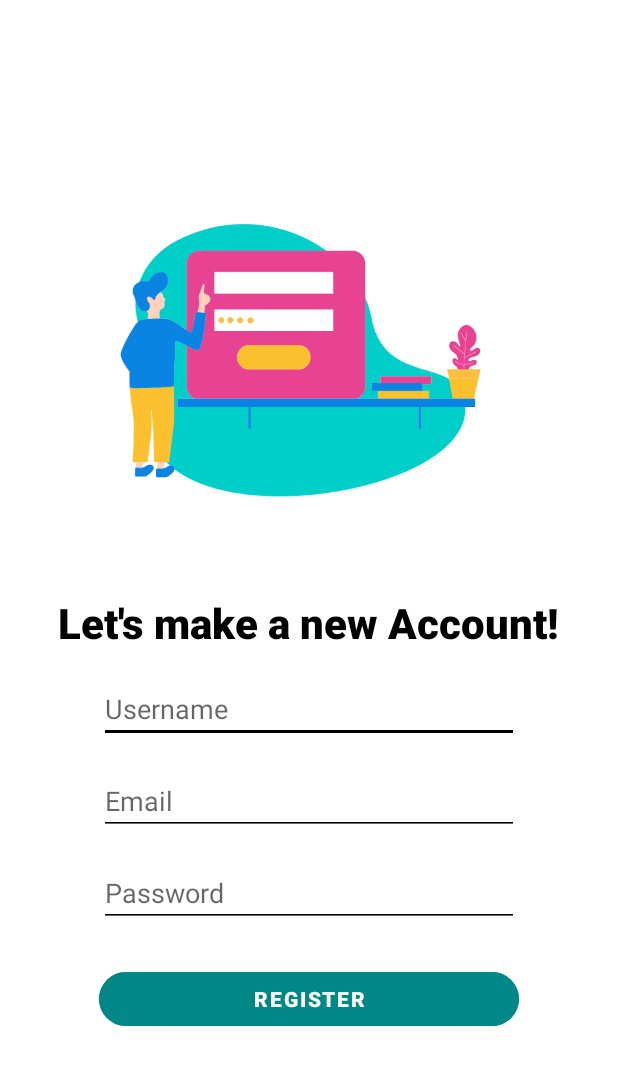
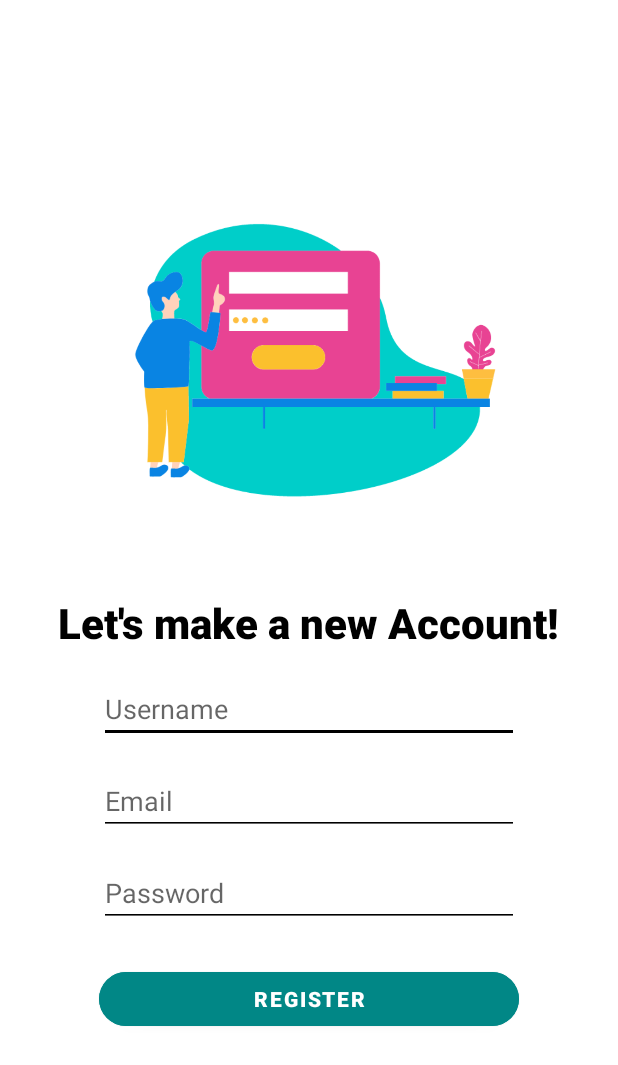
Before and after one commit to tsukifell/Dicory, an Android app: the RegisterActivity screen opened directly, with no data from a screen before it, on a phone screen of 412 x 824 dp. Shown: the top 1065 px of the screen. Run offline under Robolectric (Android 15) with nearby library versions, the phone set to English and light mode, and no system bars; network calls fail.

Commit message:
Giving animation to activity

```diff
--- a/app/src/main/java/com/cepotdev/dicory/ui/activity/RegisterActivity.kt
+++ b/app/src/main/java/com/cepotdev/dicory/ui/activity/RegisterActivity.kt
@@ -1,5 +1,7 @@
 package com.cepotdev.dicory.ui.activity
 
+import android.animation.AnimatorSet
+import android.animation.ObjectAnimator
 import android.content.Intent
 import androidx.appcompat.app.AppCompatActivity
 import android.os.Bundle
@@ -23,6 +25,8 @@ class RegisterActivity : AppCompatActivity() {
         setContentView(binding.root)
 
         supportActionBar?.hide()
+
+        playAnimation()
 
         val viewModelFactory = ViewModelFactory(this.applicationContext)
         val authViewModel =
@@ -73,4 +77,29 @@ class RegisterActivity : AppCompatActivity() {
     private fun showLoading(isLoading: Boolean) {
         binding.pbLoading.visibility = if (isLoading) View.VISIBLE else View.GONE
     }
+
+    private fun playAnimation() {
+        ObjectAnimator.ofFloat(binding.ivRegister, View.TRANSLATION_X, -30f, 30f).apply {
+            duration = 4000
+            repeatCount = ObjectAnimator.INFINITE
+            repeatMode = ObjectAnimator.REVERSE
+        }.start()
+
+        val title = ObjectAnimator.ofFloat(binding.tvRegister, View.ALPHA, 1f).setDuration(500)
+        val name = ObjectAnimator.ofFloat(binding.tfRegisterName, View.ALPHA, 1f).setDuration(500)
+        val email = ObjectAnimator.ofFloat(binding.tfRegisterEmail, View.ALPHA, 1f).setDuration(500)
+        val password =
+            ObjectAnimator.ofFloat(binding.etRegisterPassword, View.ALPHA, 1f).setDuration(500)
+        val btnRegister =
+            ObjectAnimator.ofFloat(binding.btnRegister, View.ALPHA, 1f).setDuration(500)
+
+        val playIt = AnimatorSet().apply {
+            playTogether(name, email, password)
+        }
+
+        AnimatorSet().apply {
+            playSequentially(title, playIt, btnRegister)
+            start()
+        }
+    }
 }
--- a/app/src/main/res/layout/activity_detail.xml
+++ b/app/src/main/res/layout/activity_detail.xml
@@ -14,7 +14,8 @@
         <ImageView
             android:id="@+id/iv_detail_stories"
             android:layout_width="350dp"
-            android:layout_height="200dp" />
+            android:layout_height="200dp"
+            android:contentDescription="@string/detail_image_stories" />
 
         <TextView
             android:id="@+id/tv_detail_name"
@@ -22,6 +23,7 @@
             android:layout_height="wrap_content"
             android:layout_below="@id/iv_detail_stories"
             android:layout_marginTop="16dp"
+            android:layout_marginStart="12dp"
             android:fontFamily="sans-serif-black"
             android:textSize="24sp" />
 
@@ -29,6 +31,7 @@
             android:id="@+id/tv_detail_description"
             android:layout_width="wrap_content"
             android:layout_height="wrap_content"
+            android:layout_marginStart="12dp"
             android:layout_below="@id/tv_detail_name" />
 
     </RelativeLayout>
--- a/app/src/main/res/layout/activity_login.xml
+++ b/app/src/main/res/layout/activity_login.xml
@@ -25,6 +25,7 @@
             android:layout_height="wrap_content"
             android:layout_below="@id/iv_login"
             android:layout_centerInParent="true"
+            android:alpha="0"
             android:fontFamily="sans-serif-black"
             android:text="@string/login_greet"
             android:textColor="@color/black"
@@ -38,6 +39,7 @@
             android:layout_below="@id/tv_login"
             android:layout_centerInParent="true"
             android:layout_marginTop="16dp"
+            android:alpha="0"
             android:backgroundTint="@color/black"
             android:hint="@string/email" />
 
@@ -48,6 +50,7 @@
             android:layout_below="@id/tf_login_email"
             android:layout_centerInParent="true"
             android:layout_marginTop="16dp"
+            android:alpha="0"
             android:backgroundTint="@color/black"
             android:hint="@string/password" />
 
@@ -58,6 +61,7 @@
             android:layout_below="@id/et_login_password"
             android:layout_centerInParent="true"
             android:layout_marginTop="24dp"
+            android:alpha="0"
             android:backgroundTint="@color/teal_700"
             android:text="@string/sign_in"
             android:textStyle="bold"
--- a/app/src/main/res/layout/activity_register.xml
+++ b/app/src/main/res/layout/activity_register.xml
@@ -25,6 +25,7 @@
             android:layout_height="wrap_content"
             android:layout_below="@id/iv_register"
             android:layout_centerInParent="true"
+            android:alpha="0"
             android:fontFamily="sans-serif-black"
             android:text="@string/make_account"
             android:textColor="@color/black"
@@ -45,6 +46,7 @@
             android:layout_below="@id/tv_register"
             android:layout_centerInParent="true"
             android:layout_marginTop="16dp"
+            android:alpha="0"
             android:backgroundTint="@color/black"
             android:hint="@string/username" />
 
@@ -55,6 +57,7 @@
             android:layout_below="@id/tf_register_name"
             android:layout_centerInParent="true"
             android:layout_marginTop="16dp"
+            android:alpha="0"
             android:backgroundTint="@color/black"
             android:hint="@string/email" />
 
@@ -65,6 +68,7 @@
             android:layout_below="@id/tf_register_email"
             android:layout_centerInParent="true"
             android:layout_marginTop="16dp"
+            android:alpha="0"
             android:backgroundTint="@color/black"
             android:hint="@string/password" />
 
@@ -75,6 +79,7 @@
             android:layout_below="@id/et_register_password"
             android:layout_centerInParent="true"
             android:layout_marginTop="24dp"
+            android:alpha="0"
             android:backgroundTint="@color/teal_700"
             android:text="@string/register"
             android:textStyle="bold"
--- a/app/src/main/res/layout/activity_welcome.xml
+++ b/app/src/main/res/layout/activity_welcome.xml
@@ -25,6 +25,7 @@
             android:layout_height="wrap_content"
             android:layout_below="@id/iv_communication"
             android:layout_centerInParent="true"
+            android:alpha="0"
             android:fontFamily="sans-serif-black"
             android:text="@string/dicory_greet"
             android:textColor="@color/black"
@@ -37,6 +38,7 @@
             android:layout_height="wrap_content"
             android:layout_below="@id/tv_dicory"
             android:layout_centerInParent="true"
+            android:alpha="0"
             android:text="@string/welcome_desc"
             android:textAlignment="center"
             android:textColor="@color/black"
@@ -49,6 +51,7 @@
             android:layout_below="@id/tv_welcome_desc"
             android:layout_centerInParent="true"
             android:layout_marginTop="24dp"
+            android:alpha="0"
             android:backgroundTint="@color/teal_700"
             android:text="@string/sign_in"
             android:textStyle="bold"
@@ -60,6 +63,7 @@
             android:layout_height="wrap_content"
             android:layout_below="@id/btn_signIn"
             android:layout_centerInParent="true"
+            android:alpha="0"
             android:backgroundTint="@color/yellowCusOne"
             android:text="@string/register"
             android:textColor="@color/black"
--- a/app/src/main/res/values/strings.xml
+++ b/app/src/main/res/values/strings.xml
@@ -28,4 +28,5 @@
     <string name="invalid_email">Invalid email address!</string>
     <string name="email_used">Email is already used!</string>
     <string name="ok_login">Please login with your email and password!</string>
+    <string name="detail_image_stories">Detail image stories</string>
 </resources>
```
Also changed, not shown: app/src/main/java/com/cepotdev/dicory/ui/activity/LoginActivity.kt (+29 -0 lines), app/src/main/java/com/cepotdev/dicory/ui/activity/WelcomeActivity.kt (+31 -4 lines).
